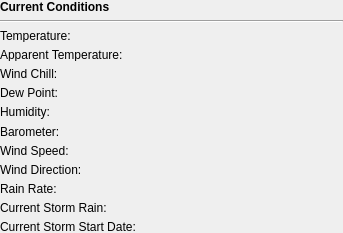
Qt form desktop/livedatawidget.ui (davidrg/zxweather) before a commit.
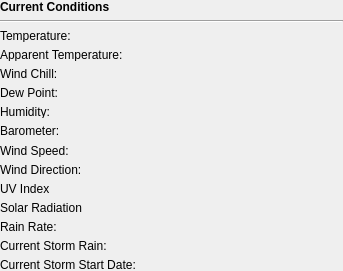
The same form after that commit.

Commit message: Add support for UV and Solar Radiation in the desktop client. This was a surprisingly large amount of work!

What changed in the file:
```diff
--- a/desktop/livedatawidget.ui
+++ b/desktop/livedatawidget.ui
@@ -7,19 +7,19 @@
     <x>0</x>
     <y>0</y>
     <width>343</width>
-    <height>233</height>
+    <height>271</height>
    </rect>
   </property>
   <property name="minimumSize">
    <size>
     <width>343</width>
-    <height>233</height>
+    <height>261</height>
    </size>
   </property>
   <property name="maximumSize">
    <size>
     <width>343</width>
-    <height>233</height>
+    <height>271</height>
    </size>
   </property>
   <property name="windowTitle">
@@ -40,6 +40,16 @@
    </property>
    <item row="0" column="0" rowspan="2">
     <layout class="QGridLayout" name="conditionsLayout">
+     <property name="spacing">
+      <number>6</number>
+     </property>
+     <item row="10" column="0">
+      <widget class="QLabel" name="uvIndex">
+       <property name="text">
+        <string>UV Index</string>
+       </property>
+      </widget>
+     </item>
      <item row="7" column="0">
       <widget class="QLabel" name="label_7">
        <property name="text">
@@ -141,14 +151,7 @@
        </property>
       </widget>
      </item>
-     <item row="9" column="0">
-      <widget class="QLabel" name="label_10">
-       <property name="text">
-        <string>Wind Direction:</string>
-       </property>
-      </widget>
-     </item>
-     <item row="10" column="0">
+     <item row="12" column="0">
       <widget class="QLabel" name="label_12">
        <property name="text">
         <string>Rain Rate:</string>
@@ -169,6 +172,20 @@
        </property>
       </widget>
      </item>
+     <item row="9" column="0">
+      <widget class="QLabel" name="label_10">
+       <property name="text">
+        <string>Wind Direction:</string>
+       </property>
+      </widget>
+     </item>
+     <item row="13" column="0">
+      <widget class="QLabel" name="label_14">
+       <property name="text">
+        <string>Current Storm Rain:</string>
+       </property>
+      </widget>
+     </item>
      <item row="8" column="0">
       <widget class="QLabel" name="label_8">
        <property name="text">
@@ -176,41 +193,20 @@
        </property>
       </widget>
      </item>
-     <item row="10" column="1">
+     <item row="12" column="1">
       <widget class="QLabel" name="lblRainRate">
        <property name="text">
         <string/>
        </property>
       </widget>
      </item>
-     <item row="11" column="0">
-      <widget class="QLabel" name="label_14">
-       <property name="text">
-        <string>Current Storm Rain:</string>
-       </property>
-      </widget>
-     </item>
-     <item row="11" column="1">
+     <item row="13" column="1">
       <widget class="QLabel" name="lblCurrentStormRain">
        <property name="text">
         <string/>
        </property>
       </widget>
      </item>
-     <item row="12" column="0">
-      <widget class="QLabel" name="label_16">
-       <property name="text">
-        <string>Current Storm Start Date:</string>
-       </property>
-      </widget>
-     </item>
-     <item row="12" column="1">
-      <widget class="QLabel" name="lblCurrentStormStartDate">
-       <property name="text">
-        <string/>
-       </property>
-      </widget>
-     </item>
      <item row="1" column="0" colspan="2">
       <widget class="Line" name="line">
        <property name="orientation">
@@ -218,6 +214,41 @@
        </property>
       </widget>
      </item>
+     <item row="14" column="1">
+      <widget class="QLabel" name="lblCurrentStormStartDate">
+       <property name="text">
+        <string/>
+       </property>
+      </widget>
+     </item>
+     <item row="14" column="0">
+      <widget class="QLabel" name="label_16">
+       <property name="text">
+        <string>Current Storm Start Date:</string>
+       </property>
+      </widget>
+     </item>
+     <item row="11" column="0">
+      <widget class="QLabel" name="solarRadiation">
+       <property name="text">
+        <string>Solar Radiation</string>
+       </property>
+      </widget>
+     </item>
+     <item row="10" column="1">
+      <widget class="QLabel" name="lblUVIndex">
+       <property name="text">
+        <string/>
+       </property>
+      </widget>
+     </item>
+     <item row="11" column="1">
+      <widget class="QLabel" name="lblSolarRadiation">
+       <property name="text">
+        <string/>
+       </property>
+      </widget>
+     </item>
     </layout>
    </item>
   </layout>
```
Left out of the diff: 64 changed lines with no effect on the pictures. The commit also changes 41 other files.
